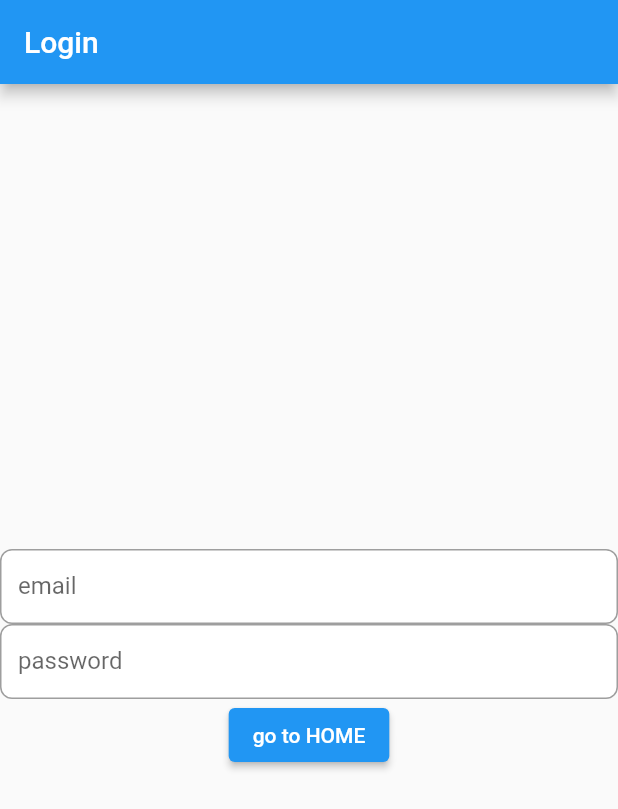
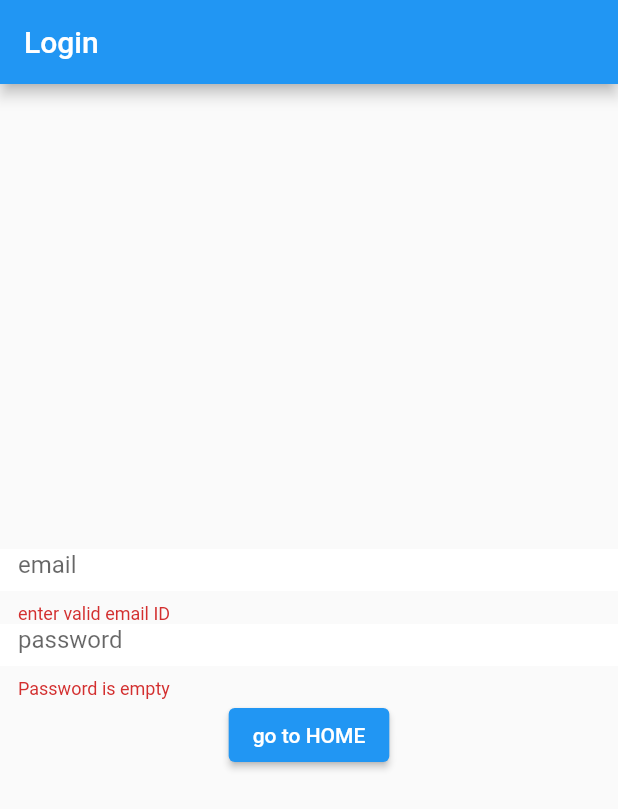
Before and after one commit to srastiv/navigator2.0, a Flutter app: the screen it shows after launch, on a phone screen of 412 x 824 dp. Shown: the top 809 px of the screen. Run offline on Flutter 3.47's test engine with Material 2 defaults, Android fonts, the light colour scheme and no system bars; our stand-ins replace go_router.

Commit message:
email validation

```diff
--- a/lib/feature/presentation/screens/login/login.dart
+++ b/lib/feature/presentation/screens/login/login.dart
@@ -18,17 +18,27 @@
   TextEditingController emailController = TextEditingController();
 
   TextEditingController passwordController = TextEditingController();
+  final formKey = GlobalKey<FormState>();
+  // String validateEmail(String? value) {
+  //   String pattern =
+  //       r"^[a-zA-Z0-9.!#$%&'*+/=?^_`{|}~-]+@[a-zA-Z0-9](?:[a-zA-Z0-9-]"
+  //       r"{0,253}[a-zA-Z0-9])?(?:\.[a-zA-Z0-9](?:[a-zA-Z0-9-]"
+  //       r"{0,253}[a-zA-Z0-9])?)*$";
+  //   RegExp regex = RegExp(pattern);
+  //   if (value == null || value.isEmpty || !regex.hasMatch(value))
+  //     return 'Enter a valid email address';
+  //   else
+  //     return "dsugsdhjbcds";
+  // }
   String validateEmail(String? value) {
-    String pattern =
-        r"^[a-zA-Z0-9.!#$%&'*+/=?^_`{|}~-]+@[a-zA-Z0-9](?:[a-zA-Z0-9-]"
-        r"{0,253}[a-zA-Z0-9])?(?:\.[a-zA-Z0-9](?:[a-zA-Z0-9-]"
-        r"{0,253}[a-zA-Z0-9])?)*$";
-    RegExp regex = RegExp(pattern);
-    if (value == null || value.isEmpty || !regex.hasMatch(value))
-      return 'Enter a valid email address';
-    else
-      return "dsugsdhjbcds";
+    if (value != null) {
+      if (value.length > 5 && value.contains('@') && value.endsWith('.com')) {
+        return "null";
       }
+    }
+    return 'Enter a Valid Email Address';
+  }
+
   @override
   Widget build(BuildContext context) {
     return Scaffold(
@@ -36,30 +46,46 @@
         title: const Text("Login"),
         //  automaticallyImplyLeading: false,
       ),
-      body: Center(
+      body: Form(
+        autovalidateMode: AutovalidateMode.always,
+        child: Center(
           child: Column(
+            key: formKey,
             mainAxisAlignment: MainAxisAlignment.center,
             children: <Widget>[
               EnterDetailsTextField(
-              validator: (value) => validateEmail(value),
+                validator: (emailValue) =>
+                    ((emailValue!.isEmpty && !emailValue.contains("@")) &&
+                            !emailValue.endsWith('.com'))
+                        ? "enter valid email ID"
+                        : null,
                 height: 50,
                 text: "email",
                 controller: emailController,
               ),
               EnterDetailsTextField(
-                 validator: (value) => validateEmail(value),
+                validator: (text) {
+                  if (text == null || text.isEmpty) {
+                    return 'Password is empty';
+                  }
+                  return null;
+                },
                 height: 50,
                 text: "password",
                 controller: passwordController,
               ),
               ElevatedButton(
                   onPressed: () {
+                 //   final isValidForm = formKey.currentState!.validate;
+                  //  if (isValidForm) {
                       context.go('/b');
+                  //  }
                   },
                   child: const Text("go to HOME")),
             ],
           ),
         ),
+      ),
     );
   }
 }
--- a/lib/feature/presentation/widgets/textfield.dart
+++ b/lib/feature/presentation/widgets/textfield.dart
@@ -4,27 +4,23 @@
   String text;
   double height;
   TextEditingController controller;
-  String Function(String? validate) validator;
- // void Function(String) onchange;
+  String? Function(String? validate)? validator;
 
   EnterDetailsTextField({
     Key? key,
     required this.validator,
     required this.text,
     required this.height,
-   // required this.onchange,
     required this.controller,
   }) : super(key: key);
   @override
   Widget build(BuildContext context) {
     return SizedBox(
       height: height,
-
       child: TextFormField(
         keyboardType: TextInputType.multiline,
         controller: controller,
-
-      validator: validator,
+        validator: validator,
         decoration: InputDecoration(
           isDense: true,
           border: InputBorder.none,
```
Lines whose indentation alone changed are shown as unchanged.
